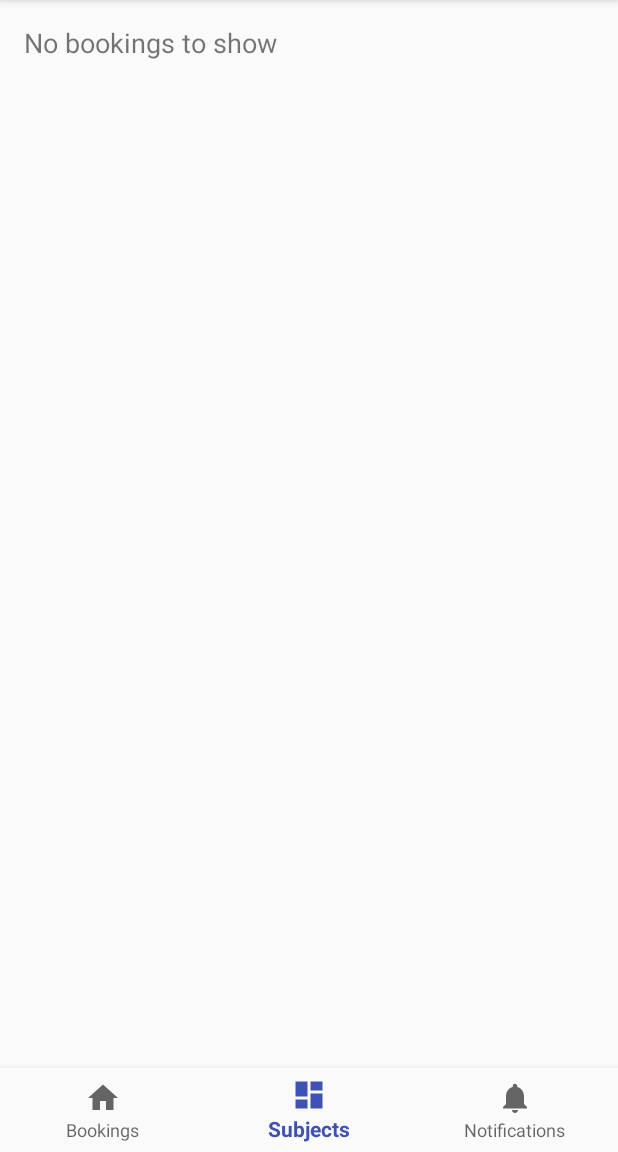
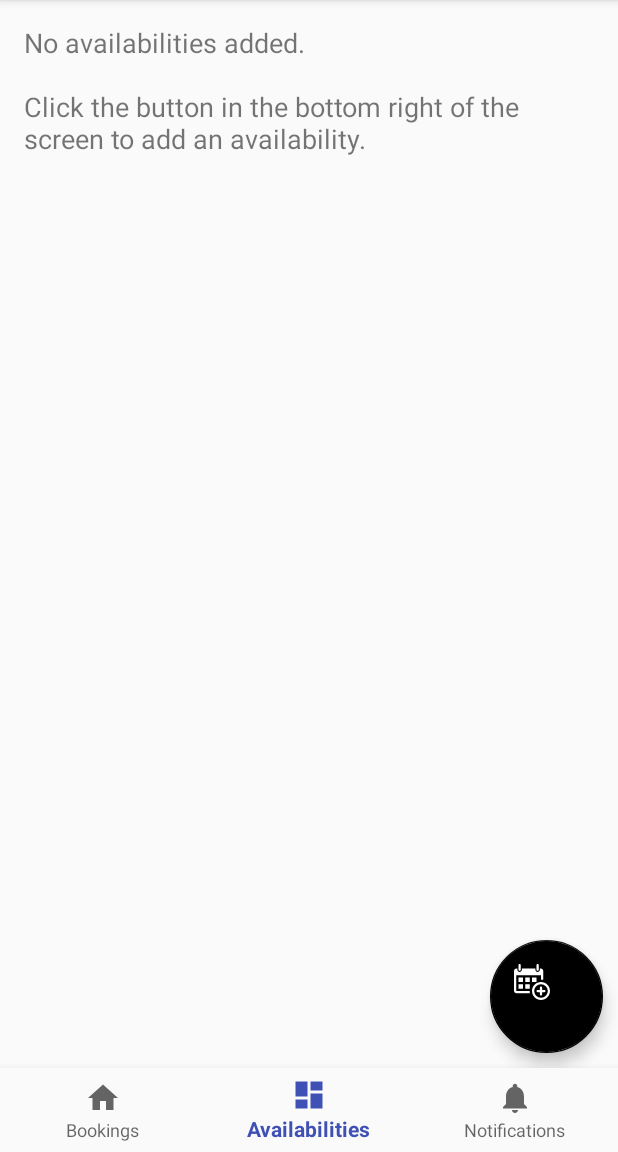
Before and after one commit to sc1122/SEPProject, an Android app: the Controller_TutorMenu screen opened directly, with no data from a screen before it, item 2 of the bottom bar chosen, on a phone screen of 412 x 824 dp, the part 84-1236 px from its top. Run offline under Robolectric (Android 15) with nearby library versions, the light colour scheme and no system bars; our stand-ins replace Firebase (no records; nobody signed in at launch, a user with empty details on screens opened directly); 6 statements that could not run were skipped.

Commit message:
Completed the following:  - Added Availability view  - Fixed availability date bug  - Created Notification class  - Stored notifications in Firebase  - Fixed up the removal of bookings to send notifications (UC504)

```diff
--- a/SEPPrototype/app/src/main/java/uts/sep/tcba/sepprototype/Availability.java
+++ b/SEPPrototype/app/src/main/java/uts/sep/tcba/sepprototype/Availability.java
@@ -94,4 +94,9 @@ public class Availability implements Serializable {
     public String getEndTime() { // returns a string of the end time to saved to Firebase
         return String.format("%.2f", endTime).replace('.',':');
     }
+
+    @Override
+    public String toString(){
+        return this.date + " " + getStartTime() + " - " + getEndTime() + "\n" + this.location;
+    }
 }
--- a/SEPPrototype/app/src/main/java/uts/sep/tcba/sepprototype/Controller_MakeAvailability.java
+++ b/SEPPrototype/app/src/main/java/uts/sep/tcba/sepprototype/Controller_MakeAvailability.java
@@ -112,9 +112,13 @@ public class Controller_MakeAvailability extends AppCompatActivity {
         cal.setOnDateChangeListener(new CalendarView.OnDateChangeListener(){
             @Override
             public void onSelectedDayChange(CalendarView view, int year, int month, int dayOfMonth) {
+                String correctDay = String.valueOf(dayOfMonth);
+                if (correctDay.length() == 1) {
+                    correctDay = "0" + String.valueOf(dayOfMonth);
+                }
                 int correctMonth = month+1;
                 String correctYear = String.valueOf(year).substring(2);
-                date = String.valueOf(dayOfMonth + "/" + correctMonth + "/") + correctYear;
+                date = String.valueOf(correctDay + "/" + correctMonth + "/") + correctYear;
             }
         });
         startTP = (TimePicker) findViewById(R.id.startTime);
--- a/SEPPrototype/app/src/main/java/uts/sep/tcba/sepprototype/Controller_TutorMenu.java
+++ b/SEPPrototype/app/src/main/java/uts/sep/tcba/sepprototype/Controller_TutorMenu.java
@@ -32,17 +32,16 @@ public class Controller_TutorMenu extends AppCompatActivity {
     private ListView listView;
     private FloatingActionButton newAvailabilityButton;
     private ArrayList<Booking> bookings = new ArrayList<Booking>();
-    private ArrayList<String> subjects = new ArrayList<String>();
+    private ArrayList<Availability> availabilities = new ArrayList<Availability>();
     private ArrayList<String> pageList = new ArrayList<String>();
     private ArrayAdapter adapter;
     private FirebaseAuth mAuth;
     private Tutor currentTutor;
     private boolean bookingTab = true;
-    private boolean existingAvailability = false;
+    private boolean availTab = false;
 
     private BottomNavigationView.OnNavigationItemSelectedListener mOnNavigationItemSelectedListener =
             new BottomNavigationView.OnNavigationItemSelectedListener(){
-
                 @Override
                 public boolean onNavigationItemSelected(@NonNull MenuItem item){
                     pageList.clear();
@@ -51,22 +50,21 @@ public class Controller_TutorMenu extends AppCompatActivity {
                     switch(item.getItemId()){
                         case R.id.navigation_home:
                             bookingTab = true;
-                            newAvailabilityButton.setVisibility(View.VISIBLE);
-                            refreshBookings();
+                            availTab = false;
+                            newAvailabilityButton.setVisibility(View.GONE);
+                            refreshListView();
                             adapter.notifyDataSetChanged();
                             return true;
                         case R.id.navigation_dashboard:
                             bookingTab = false;
-                            newAvailabilityButton.setVisibility(View.GONE);
-                            pageList.addAll(subjects);
-                            adapter.notifyDataSetChanged();
-                            if (subjects.size() > 0) {
-                                mTextMessage.setVisibility(View.GONE);
-                                listView.setVisibility(View.VISIBLE);
-                            }
+                            availTab = true;
+                            newAvailabilityButton.setVisibility(View.VISIBLE);
+                            mTextMessage.setText("No availabilities added.\n\nClick the button in the bottom right of the screen to add an availability.");
+                            refreshListView();
                             return true;
                         case R.id.navigation_notifications:
                             bookingTab = false;
+                            availTab = false;
                             newAvailabilityButton.setVisibility(View.GONE);
                             mTextMessage.setText(R.string.notifications_placeholder);
                             return true;
@@ -83,13 +81,12 @@ public class Controller_TutorMenu extends AppCompatActivity {
         setContentView(R.layout.activity_tutormenu);
         mTextMessage = (TextView) findViewById(R.id.message);
         getSupportActionBar().setDisplayHomeAsUpEnabled(false);
-        BottomNavigationView navigation = (BottomNavigationView) findViewById(R.id.navigation);
+        BottomNavigationView navigation = (BottomNavigationView) findViewById(R.id.navigation_tutor);
         navigation.setOnNavigationItemSelectedListener(mOnNavigationItemSelectedListener);
 
         // Fetch user from previous activity
         Intent intent = getIntent();
         int loggedInUserID = Integer.parseInt(intent.getStringExtra("user"));
-        String loggedInUserType = intent.getStringExtra("type");
         currentTutor = new Tutor(loggedInUserID);
 
         // Set a listener for when data is updated/loaded to refresh the view
@@ -104,8 +101,10 @@ public class Controller_TutorMenu extends AppCompatActivity {
                 // Populate user bookings
                 getBookings(String.valueOf(currentTutor.getID()));
                 sortBookings();
-                // Populate user subjects
-                subjects.addAll(currentTutor.getSubjects());
+                // Populate user availabilities
+                getAvailabilities(dataSnapshot);
+                sortAvailabilities();
+                refreshListView();
             }
             @Override
             public void onCancelled(DatabaseError databaseError) {
@@ -151,36 +150,73 @@ public class Controller_TutorMenu extends AppCompatActivity {
 
         // Button press now creates a new availability
         newAvailabilityButton = (FloatingActionButton) findViewById(R.id.newAvailability);
+        newAvailabilityButton.setVisibility(View.GONE);
         newAvailabilityButton.setOnClickListener(new View.OnClickListener() {
             public void onClick(View v) {
                 Intent intent = new Intent(Controller_TutorMenu.this, Controller_MakeAvailability.class);
                 Bundle b = new Bundle();
                 b.putSerializable("user", currentTutor);
                 intent.putExtras(b);
-                startActivityForResult(intent, 1);
+                startActivityForResult(intent, 2);
             }
         });
     }
 
-    public void refreshBookings() {
+    public void refreshListView() {
         pageList.clear();
-        for (Booking b: bookings) {
-            pageList.add(b.toString());
+        if (bookingTab) {
+            for (Booking b : bookings) {
+                pageList.add(b.toString());
+            }
+        } else if (availTab) {
+            for (Availability a : availabilities) {
+                pageList.add(a.toString());
+            }
         }
-        if (bookings.size() > 0) {
+        if (pageList.size() > 0) {
+
             mTextMessage.setVisibility(View.GONE);
             listView.setVisibility(View.VISIBLE);
         }
+        adapter.notifyDataSetChanged();
+    }
+
+    public void getBookings(final String ID) {
+        bookings.clear();
+        FirebaseDatabase database = FirebaseDatabase.getInstance();
+        DatabaseReference ref = database.getReference();
+        ref.addValueEventListener(new ValueEventListener() {
+            @Override
+            public void onDataChange(DataSnapshot dataSnapshot) {
+                bookings.clear();
+                for (DataSnapshot booking : dataSnapshot.child("Bookings").getChildren()) {
+//                    Log.d("BOOKING", booking.toString());
+                    String tutorName = currentTutor.getFirstName() + " " + currentTutor.getLastName();
+                    if (booking.child("tutor").getValue().toString().equals(ID)) {
+                        Booking b = new Booking(booking, tutorName);
+                        bookings.add(b);
+                    }
+                }
+                sortBookings();
+                refreshListView();
+                adapter.notifyDataSetChanged();
+            }
+
+            @Override
+            public void onCancelled(DatabaseError databaseError) {
+                Log.d("RLdatabase", "Failed");
+            }
+        });
     }
 
     public void sortBookings() {
         Collections.sort(bookings, new Comparator<Booking>() {
             public int compare(Booking b1, Booking b2) {
-                DateFormat formatter = new SimpleDateFormat("dd/MM/yy");
+                DateFormat formatter = new SimpleDateFormat("dd/MM/yy HH:mm");
                 try {
-                    Date date1 = formatter.parse(b1.getDate());
+                    Date date1 = formatter.parse(b1.getDate() + " " + b1.getStartTime());
                     Log.d("DATE1", date1.toString());
-                    Date date2 = formatter.parse(b2.getDate());
+                    Date date2 = formatter.parse(b2.getDate() + " " + b2.getStartTime());
                     Log.d("DATE2", date2.toString());
                     Log.d("COMPARE", String.valueOf(date1.compareTo(date2)));
                     return date1.compareTo(date2);
@@ -190,31 +226,31 @@ public class Controller_TutorMenu extends AppCompatActivity {
                 return 0;
             }
         });
-        refreshBookings();
     }
 
-    public void getBookings(final String ID) {
-        bookings.clear();
-        FirebaseDatabase database = FirebaseDatabase.getInstance();
-        DatabaseReference ref = database.getReference();
-        ref.addListenerForSingleValueEvent(new ValueEventListener() {
+    public void getAvailabilities(DataSnapshot dataSnapshot) {
+        availabilities.clear();
+        for (DataSnapshot data : dataSnapshot.child("Availabilities").getChildren()) {
+            availabilities.add(new Availability(data));
+        }
+    }
+
+    public void sortAvailabilities() {
+        Collections.sort(availabilities, new Comparator<Availability>() {
             @Override
-            public void onDataChange(DataSnapshot dataSnapshot) {
-                for (DataSnapshot booking : dataSnapshot.child("Bookings").getChildren()) {
-//                    Log.d("BOOKING", booking.toString());
-                    String tutorName = currentTutor.getFirstName() + " " + currentTutor.getLastName();
-                    if (booking.child("tutor").getValue().toString().equals(ID)) {
-                        Booking b = new Booking(booking, tutorName);
-                        bookings.add(b);
-                    }
+            public int compare(Availability a1, Availability a2) {
+                DateFormat formatter = new SimpleDateFormat("dd/MM/yy HH:mm");
+                try {
+                    Date date1 = formatter.parse(a1.getDate() + " " + a1.getStartTime());
+                    Log.d("DATE1", date1.toString());
+                    Date date2 = formatter.parse(a2.getDate() + " " + a2.getStartTime());
+                    Log.d("DATE2", date2.toString());
+                    Log.d("COMPARE", String.valueOf(date1.compareTo(date2)));
+                    return date1.compareTo(date2);
+                } catch (ParseException e) {
+                    e.printStackTrace();
                 }
-                sortBookings();
-                adapter.notifyDataSetChanged();
-            }
-
-            @Override
-            public void onCancelled(DatabaseError databaseError) {
-                Log.d("RLdatabase", "Failed");
+                return 0;
             }
         });
     }
@@ -243,7 +279,7 @@ public class Controller_TutorMenu extends AppCompatActivity {
         alertDialog.show();
     }
 
-    // Return method from make booking view
+    // Return method from make availability and from view booking
     public void onActivityResult(int requestCode, int resultCode, Intent data) {
         if (requestCode == 1 && data != null) {
             if (resultCode == RESULT_OK) {
@@ -257,9 +293,10 @@ public class Controller_TutorMenu extends AppCompatActivity {
                 }
                 //TODO: Add availability to availability list
             }
+            BottomNavigationView view = (BottomNavigationView) findViewById(R.id.navigation_tutor);
+            view.setSelectedItemId(R.id.navigation_dashboard);
         }
     }
-
 
     public void addAvailabilityToFirebase(Availability availability) {
         DatabaseReference ref = FirebaseDatabase.getInstance().getReference("Users/" + currentTutor.getID() + "/Availabilities");
--- a/SEPPrototype/app/src/main/res/layout/activity_studentmenu.xml
+++ b/SEPPrototype/app/src/main/res/layout/activity_studentmenu.xml
@@ -52,11 +52,11 @@
     </FrameLayout>
 
     <android.support.design.widget.BottomNavigationView
-        android:id="@+id/navigation"
+        android:id="@+id/navigation_student"
         android:layout_width="match_parent"
         android:layout_height="wrap_content"
         android:layout_gravity="bottom"
         android:background="?android:attr/windowBackground"
-        app:menu="@menu/navigation" />
+        app:menu="@menu/navigation_student" />
 
 </LinearLayout>
--- a/SEPPrototype/app/src/main/res/layout/activity_tutormenu.xml
+++ b/SEPPrototype/app/src/main/res/layout/activity_tutormenu.xml
@@ -52,11 +52,11 @@
     </FrameLayout>
 
     <android.support.design.widget.BottomNavigationView
-        android:id="@+id/navigation"
+        android:id="@+id/navigation_tutor"
         android:layout_width="match_parent"
         android:layout_height="wrap_content"
         android:layout_gravity="bottom"
         android:background="?android:attr/windowBackground"
-        app:menu="@menu/navigation" />
+        app:menu="@menu/navigation_tutor" />
 
 </LinearLayout>
--- a/SEPPrototype/app/src/main/res/menu/navigation.xml
+++ b/SEPPrototype/app/src/main/res/menu/navigation_tutor.xml
@@ -4,12 +4,12 @@
     <item
         android:id="@+id/navigation_home"
         android:icon="@drawable/ic_home_black_24dp"
-        android:title="@string/title_home" />
+        android:title="@string/title_bookings" />
 
     <item
         android:id="@+id/navigation_dashboard"
         android:icon="@drawable/ic_dashboard_black_24dp"
-        android:title="@string/title_dashboard" />
+        android:title="@string/title_availabilities" />
 
     <item
         android:id="@+id/navigation_notifications"
--- a/SEPPrototype/app/src/main/res/values/strings.xml
+++ b/SEPPrototype/app/src/main/res/values/strings.xml
@@ -12,8 +12,9 @@
     <string name="error_field_required">This field is required</string>
     <string name="permission_rationale">"Contacts permissions are needed for providing email completions."</string>
     <string name="title_activity_studentmenu">Consulation Booker</string>
-    <string name="title_home">Bookings</string>
-    <string name="title_dashboard">Subjects</string>
+    <string name="title_bookings">Bookings</string>
+    <string name="title_subjects">Subjects</string>
+    <string name="title_availabilities">Availabilities</string>
     <string name="title_notifications">Notifications</string>
     <string name="home_placeholder">No bookings to show</string>
     <string name="subjects_placeholder">Not enrolled in any subjects</string>
```
Also changed, not shown: SEPPrototype/app/src/main/java/uts/sep/tcba/sepprototype/Booking.java (+23 -0 lines), SEPPrototype/app/src/main/java/uts/sep/tcba/sepprototype/Controller_StudentMenu.java (+66 -38 lines), SEPPrototype/app/src/main/java/uts/sep/tcba/sepprototype/Controller_ViewBooking.java (+1 -13 lines), SEPPrototype/app/src/main/java/uts/sep/tcba/sepprototype/Notification.java (added, +39 -0 lines), SEPPrototype/app/src/main/res/menu/navigation_student.xml (added, +19 -0 lines).
